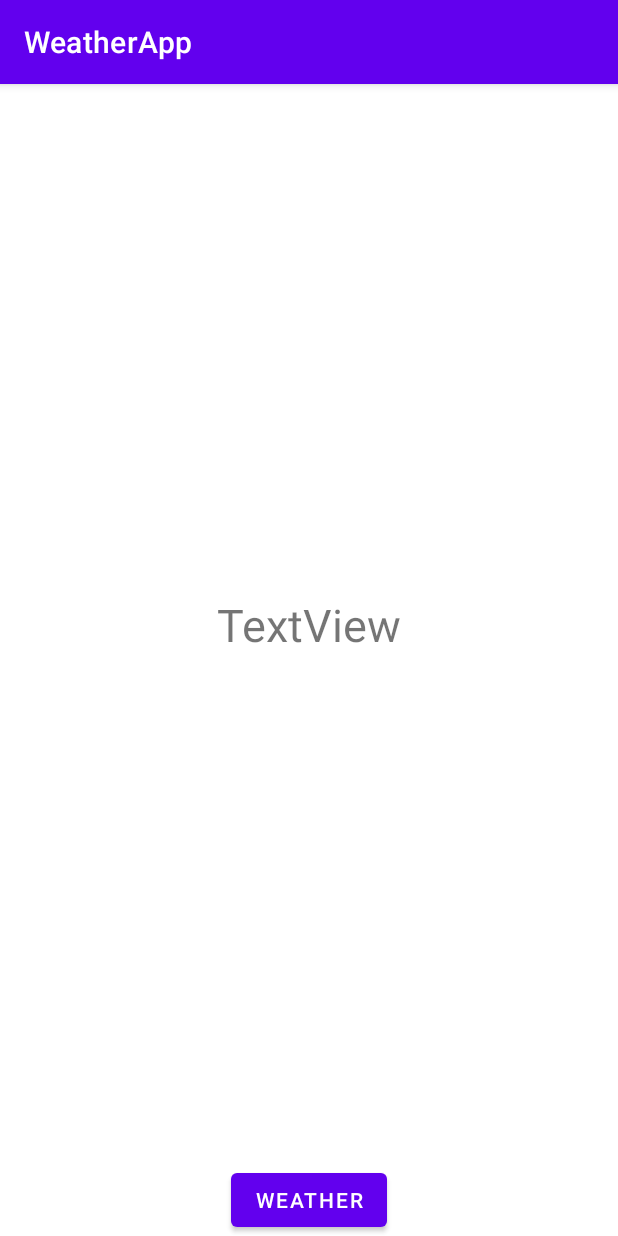
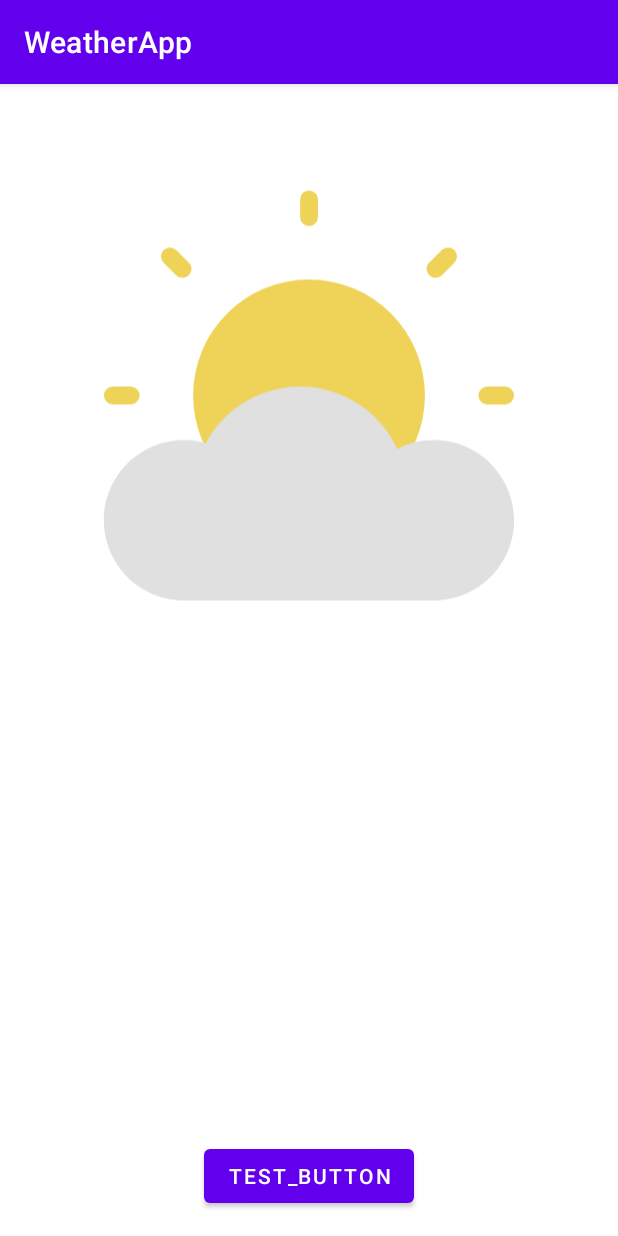
Before and after one commit to Pi4yka/WeatherApp, an Android app: the screen it shows after launch (MainActivity), on a phone screen of 412 x 824 dp. Run offline under Robolectric (Android 15) with nearby library versions, the phone set to English and light mode, and no system bars.

Commit message:
Сделал фрагмент, понял как все это провайдить, прикрутил статичную картинку, сделал вьюмодель для фрагмента, работаю дальше над дизайном !

```diff
--- a/app/src/main/java/com/example/weatherapp/MainActivity.kt
+++ /dev/null
@@ -1,42 +0,0 @@
-package com.example.weatherapp
-
-import androidx.appcompat.app.AppCompatActivity
-import android.os.Bundle
-import androidx.lifecycle.*
-import androidx.lifecycle.Observer
-import com.example.weatherapp.databinding.ActivityMainBinding
-import org.koin.dsl.module
-import org.koin.androidx.viewmodel.ext.android.viewModel
-
-val activityModule = module {
-    factory { MainActivity() }
-}
-
-class MainActivity : AppCompatActivity() {
-
-    private lateinit var bindingMainActivity: ActivityMainBinding
-    private val viewModel by viewModel<MainViewModel>()
-
-    override fun onCreate(savedInstanceState: Bundle?) {
-        super.onCreate(savedInstanceState)
-        bindingMainActivity = ActivityMainBinding.inflate(layoutInflater)
-        val view = bindingMainActivity.root
-        setContentView(view)
-
-        val weatherResultObserver = Observer<String> { weather ->
-            bindingMainActivity.textView.text = weather
-        }
-
-        viewModel.weather.observe(this, weatherResultObserver)
-
-        bindingMainActivity.button.setOnClickListener {
-            clickButton()
-
-        }
-    }
-
-    private fun clickButton() {
-        val city = "Moscow"
-        viewModel.getWeatherCity(city)
-    }
-}
--- a/app/src/main/java/com/example/weatherapp/data/remote/weather/repository/WeatherRepositoryImpl.kt
+++ b/app/src/main/java/com/example/weatherapp/data/remote/weather/repository/WeatherRepositoryImpl.kt
@@ -6,10 +6,6 @@ import com.example.weatherapp.util.RequestResult
 import kotlinx.coroutines.Dispatchers
 import kotlinx.coroutines.withContext
 import org.koin.dsl.module
-
-val forecastModule = module {
-    single {WeatherRepositoryImpl(get())}
-}
 
 class WeatherRepositoryImpl(private val weatherService: WeatherService): WeatherRepository {
     override suspend fun getCityWeather(city: String, apiKey: String): RequestResult<WeatherResponse>{
--- a/app/src/main/java/com/example/weatherapp/data/remote/weather/service/RetrofitClient.kt
+++ b/app/src/main/java/com/example/weatherapp/data/remote/weather/service/RetrofitClient.kt
@@ -11,15 +11,6 @@ import org.koin.dsl.module
 import retrofit2.Retrofit
 import retrofit2.converter.gson.GsonConverterFactory
 
-val networkModule = module {
-
-    single { provideOkHttpClient() }
-    single { provideRetrofit(get(),get()) }
-    factory { provideGson() }
-    single { provideWeatherService(get()) }
-    single { provideWeatherRepository(get()) }
-
-}
 
 fun provideOkHttpClient(): OkHttpClient {
     val loggingInterceptor = HttpLoggingInterceptor()
--- a/app/src/main/java/com/example/weatherapp/di/AppDi.kt
+++ b/app/src/main/java/com/example/weatherapp/di/AppDi.kt
@@ -1,10 +1,6 @@
 package com.example.weatherapp.di
 
 import android.app.Application
-import com.example.weatherapp.activityModule
-import com.example.weatherapp.data.remote.weather.repository.forecastModule
-import com.example.weatherapp.data.remote.weather.service.networkModule
-import com.example.weatherapp.viewModelModule
 import org.koin.android.ext.koin.androidContext
 import org.koin.android.ext.koin.androidLogger
 import org.koin.core.context.startKoin
@@ -13,10 +9,14 @@ class KoinApplication : Application() {
 
     override fun onCreate() {
         super.onCreate()
-        startKoin{
+        startKoin {
             androidLogger()
             androidContext(this@KoinApplication)
-            modules(listOf(activityModule, viewModelModule, networkModule, forecastModule, ))
+            modules(
+                listOf(
+                        appModule
+                )
+            )
         }
     }
 }
--- /dev/null
+++ b/app/src/main/java/com/example/weatherapp/di/Module.kt
@@ -0,0 +1,24 @@
+package com.example.weatherapp.di
+
+import com.example.weatherapp.data.remote.weather.repository.WeatherRepository
+import com.example.weatherapp.data.remote.weather.repository.WeatherRepositoryImpl
+import com.example.weatherapp.data.remote.weather.service.*
+import com.example.weatherapp.presentation.screen.MainActivity
+import com.example.weatherapp.presentation.screen.weather.WeatherFragment
+import com.example.weatherapp.presentation.screen.weather.WeatherFragmentViewModel
+import org.koin.androidx.viewmodel.dsl.viewModel
+import org.koin.core.module.Module
+import org.koin.dsl.module
+
+val appModule: Module = module {
+    factory {MainActivity()}
+    factory {WeatherFragment()}
+    single { provideOkHttpClient() }
+    single { provideRetrofit(get(),get()) }
+    factory { provideGson() }
+    single { provideWeatherService(get()) }
+    single { provideWeatherRepository(get()) }
+    single { WeatherRepositoryImpl(get()) }
+    viewModel {WeatherFragmentViewModel(get())}
+
+}
--- /dev/null
+++ b/app/src/main/java/com/example/weatherapp/presentation/screen/MainActivity.kt
@@ -0,0 +1,29 @@
+package com.example.weatherapp.presentation.screen
+
+import androidx.appcompat.app.AppCompatActivity
+import android.os.Bundle
+import androidx.fragment.app.Fragment
+import com.example.weatherapp.R
+import com.example.weatherapp.databinding.ActivityMainBinding
+import com.example.weatherapp.presentation.screen.weather.WeatherFragment
+import org.koin.dsl.module
+
+class MainActivity : AppCompatActivity() {
+
+    private lateinit var bindingMainActivity: ActivityMainBinding
+
+    override fun onCreate(savedInstanceState: Bundle?) {
+        super.onCreate(savedInstanceState)
+        bindingMainActivity = ActivityMainBinding.inflate(layoutInflater)
+        val view = bindingMainActivity.root
+        setContentView(view)
+        setCurrentFragment(WeatherFragment())
+    }
+
+    private fun setCurrentFragment(
+        fragment: Fragment
+    ) = supportFragmentManager.beginTransaction().apply {
+        replace(R.id.flFragment, fragment)
+        commit()
+    }
+}
--- /dev/null
+++ b/app/src/main/java/com/example/weatherapp/presentation/screen/weather/WeatherFragment.kt
@@ -0,0 +1,55 @@
+package com.example.weatherapp.presentation.screen.weather
+
+import android.os.Bundle
+import android.view.LayoutInflater
+import android.view.View
+import android.view.ViewGroup
+import androidx.fragment.app.Fragment
+import androidx.fragment.app.viewModels
+import androidx.lifecycle.Observer
+import com.example.weatherapp.R
+import com.example.weatherapp.databinding.FragmentWeatherBinding
+import org.koin.android.ext.android.inject
+import org.koin.dsl.module
+
+
+class WeatherFragment : Fragment(R.layout.fragment_weather) {
+
+    private var _binding: FragmentWeatherBinding? = null
+    private val bindingWeatherFragment get() = _binding!!
+    val viewModel: WeatherFragmentViewModel by inject()
+
+    override fun onCreateView(
+        inflater: LayoutInflater,
+        container: ViewGroup?,
+        savedInstanceState: Bundle?
+    ): View {
+        _binding = FragmentWeatherBinding.inflate(inflater, container, false)
+        return bindingWeatherFragment.root
+    }
+
+    override fun onViewCreated(view: View, savedInstanceState: Bundle?) {
+        super.onViewCreated(view, savedInstanceState)
+
+        val weatherResultObserver = Observer<String> { weather ->
+            bindingWeatherFragment.textView.text = weather
+        }
+
+        viewModel.weather.observe(viewLifecycleOwner, weatherResultObserver)
+
+        bindingWeatherFragment.button.setOnClickListener {
+            clickButton()
+
+        }
+    }
+
+    private fun clickButton() {
+        val city = "Moscow"
+        viewModel.getWeatherCity(city)
+    }
+
+    override fun onDestroyView() {
+        super.onDestroyView()
+        this._binding = null
+    }
+}
--- a/app/src/main/java/com/example/weatherapp/MainViewModel.kt
+++ b/app/src/main/java/com/example/weatherapp/presentation/screen/weather/WeatherFragmentViewModel.kt
@@ -1,27 +1,26 @@
-package com.example.weatherapp
+package com.example.weatherapp.presentation.screen.weather
 
 import android.util.Log
-import androidx.lifecycle.*
+import androidx.lifecycle.MutableLiveData
+import androidx.lifecycle.ViewModel
+import androidx.lifecycle.viewModelScope
 import com.example.weatherapp.data.remote.weather.repository.WeatherRepository
-import com.example.weatherapp.data.remote.weather.service.WeatherService
 import com.example.weatherapp.util.RequestResult
 import kotlinx.coroutines.Dispatchers
 import kotlinx.coroutines.launch
+import org.koin.androidx.viewmodel.dsl.viewModel
 import org.koin.dsl.module
 
-val viewModelModule = module {
-    single { MainViewModel(get()) }
-}
-
-class MainViewModel(private val weatherRepo: WeatherRepository) : ViewModel() {
+class WeatherFragmentViewModel(private val weatherRepo: WeatherRepository) : ViewModel() {
 
     val weather: MutableLiveData<String> by lazy {
         MutableLiveData<String>()
     }
 
-    fun getWeatherCity(city: String){
-        viewModelScope.launch(Dispatchers.IO){
-            when (val response = weatherRepo.getCityWeather(city, apiKey = "16c97ca138fc98a27271d4bea4b8b4b3")) {
+    fun getWeatherCity(city: String) {
+        viewModelScope.launch(Dispatchers.IO) {
+            when (val response =
+                weatherRepo.getCityWeather(city, apiKey = "16c97ca138fc98a27271d4bea4b8b4b3")) {
                 is RequestResult.Success -> {
                     weather.postValue(response.data.temp.toString())
                 }
@@ -32,7 +31,5 @@ class MainViewModel(private val weatherRepo: WeatherRepository) : ViewModel() {
         }
     }
 
-    override fun onCleared() {
-        super.onCleared()
-    }
+
 }
--- /dev/null
+++ b/app/src/main/res/drawable/test_cloud.xml
@@ -0,0 +1,15 @@
+<vector xmlns:android="http://schemas.android.com/apk/res/android"
+    android:width="800dp"
+    android:height="800dp"
+    android:viewportWidth="1024"
+    android:viewportHeight="1024">
+  <path
+      android:pathData="M512,512m-277.3,0a277.3,277.3 0,1 0,554.7 0,277.3 277.3,0 1,0 -554.7,0Z"
+      android:fillColor="#EFD358"/>
+  <path
+      android:pathData="M85.3,533.3H42.7a21.3,21.3 0,1 1,0 -42.7h42.7a21.3,21.3 0,1 1,0 42.7zM209.1,230.4a21.3,21.3 0,0 1,-15.1 -6.3l-29.9,-29.9a21.3,21.3 0,1 1,30.2 -30.2l29.9,29.9A21.3,21.3 0,0 1,209.1 230.4zM512,106.7a21.3,21.3 0,0 1,-21.3 -21.3V42.7a21.3,21.3 0,1 1,42.7 0v42.7a21.3,21.3 0,0 1,-21.3 21.3zM814.9,230.4a21.3,21.3 0,0 1,-15.1 -36.4l29.9,-29.9a21.3,21.3 0,1 1,30.2 30.2l-29.9,29.9a21.3,21.3 0,0 1,-15.1 6.3zM981.3,533.3h-42.7a21.3,21.3 0,1 1,0 -42.7h42.7a21.3,21.3 0,1 1,0 42.7z"
+      android:fillColor="#EFD358"/>
+  <path
+      android:pathData="M810.7,1002.7H213.3c-105.9,0 -192,-86.1 -192,-192s86.1,-192 192,-192c17.3,0 34.6,2.5 51.7,7.3A256.1,256.1 0,0 1,490.7 490.7a255.8,255.8 0,0 1,232.5 149.3A189.7,189.7 0,0 1,810.7 618.7c105.9,0 192,86.1 192,192s-86.1,192 -192,192z"
+      android:fillColor="#E0E0E0"/>
+</vector>
--- a/app/src/main/res/layout/activity_main.xml
+++ b/app/src/main/res/layout/activity_main.xml
@@ -4,25 +4,13 @@
     xmlns:tools="http://schemas.android.com/tools"
     android:layout_width="match_parent"
     android:layout_height="match_parent"
-    tools:context=".MainActivity">
+    tools:context=".presentation.screen.MainActivity">
 
-
-    <Button
-        android:id="@+id/button"
-        android:layout_width="wrap_content"
-        android:layout_height="wrap_content"
-        android:text="Weather"
+    <FrameLayout
+        android:id="@+id/flFragment"
+        android:layout_width="match_parent"
+        android:layout_height="match_parent"
         app:layout_constraintBottom_toBottomOf="parent"
-        app:layout_constraintEnd_toEndOf="parent"
-        app:layout_constraintStart_toStartOf="parent" />
-
-    <TextView
-        android:id="@+id/textView"
-        android:layout_width="wrap_content"
-        android:layout_height="wrap_content"
-        android:text="TextView"
-        android:textSize="30dp"
-        app:layout_constraintBottom_toTopOf="@+id/button"
         app:layout_constraintEnd_toEndOf="parent"
         app:layout_constraintStart_toStartOf="parent"
         app:layout_constraintTop_toTopOf="parent" />
--- /dev/null
+++ b/app/src/main/res/layout/fragment_weather.xml
@@ -0,0 +1,38 @@
+<?xml version="1.0" encoding="utf-8"?>
+<androidx.constraintlayout.widget.ConstraintLayout xmlns:android="http://schemas.android.com/apk/res/android"
+    xmlns:app="http://schemas.android.com/apk/res-auto"
+    xmlns:tools="http://schemas.android.com/tools"
+    android:layout_width="match_parent"
+    android:layout_height="match_parent"
+    android:layout_marginHorizontal="16dp">
+
+    <ImageView
+        android:id="@+id/imageView"
+        android:layout_width="285dp"
+        android:layout_height="343dp"
+        android:layout_marginTop="36dp"
+        android:src="@drawable/test_cloud"
+        app:layout_constraintEnd_toEndOf="parent"
+        app:layout_constraintStart_toStartOf="parent"
+        app:layout_constraintTop_toTopOf="parent" />
+
+    <TextView
+        android:id="@+id/textView"
+        android:layout_width="wrap_content"
+        android:layout_height="wrap_content"
+        app:layout_constraintBottom_toTopOf="@+id/button"
+        app:layout_constraintEnd_toEndOf="parent"
+        app:layout_constraintStart_toStartOf="parent"
+        app:layout_constraintTop_toBottomOf="@+id/imageView" />
+
+    <Button
+        android:id="@+id/button"
+        android:layout_width="wrap_content"
+        android:layout_height="wrap_content"
+        android:layout_marginBottom="16dp"
+        android:text="TEST_BUTTON"
+        app:layout_constraintBottom_toBottomOf="parent"
+        app:layout_constraintEnd_toEndOf="parent"
+        app:layout_constraintStart_toStartOf="parent" />
+
+</androidx.constraintlayout.widget.ConstraintLayout>
```
Also changed, not shown: app/src/main/AndroidManifest.xml (+4 -3 lines).
